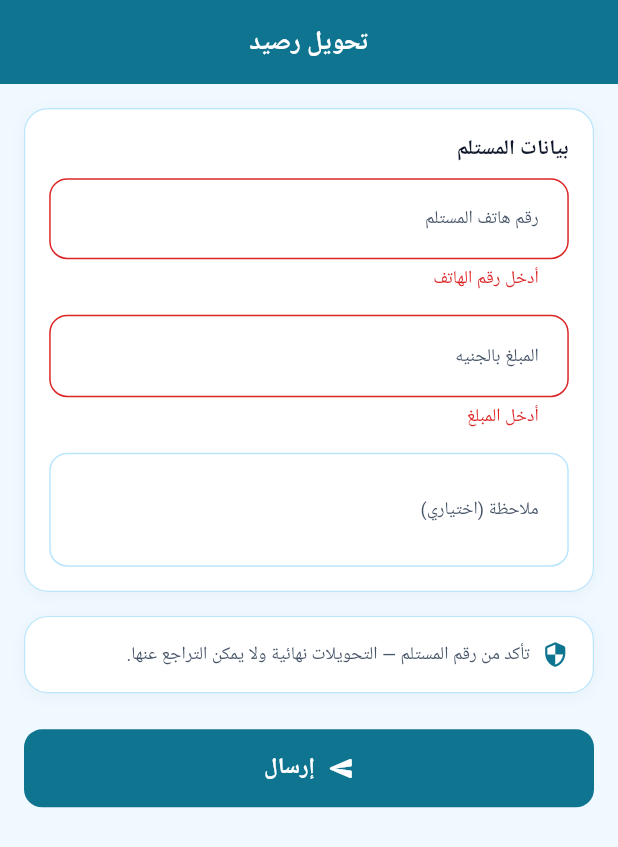
After one commit to OmarlZanaty/fythaniya, a Flutter app: the TransferScreen screen opened by its route, after a tap on "إرسال", on a phone screen of 412 x 824 dp. The commit adds this screen. Shown: the top 847 px of the screen. Run offline on Flutter 3.47's test engine with Material 3 defaults, Android fonts, the phone set to English and light mode, and no system bars; our stand-ins replace badges, dio, equatable, fl_chart, flutter_bloc, flutter_secure_storage and 4 more; accounts and stored records are empty; Roboto replaces fonts that are missing (Cairo).

Commit message:
feature/update

```diff
--- a/fythaniya/lib/core/constants/constants.dart
+++ b/fythaniya/lib/core/constants/constants.dart
@@ -25,6 +25,8 @@ class AppRoutes {
   static const String txList     = '/transactions';
   static const String notifs     = '/notifications';
   static const String wallet     = '/wallet';
+  static const String walletTopup    = '/wallet/topup';
+  static const String walletTransfer = '/wallet/transfer';
   static const String rewards    = '/rewards';
   static const String profile    = '/profile';
   static const String editProf   = '/profile/edit';
--- a/fythaniya/lib/data/models/models.dart
+++ b/fythaniya/lib/data/models/models.dart
@@ -231,7 +231,7 @@ class VoucherModel {
     this.validUntil, required this.isActive, this.canRedeem=false});
   factory VoucherModel.fromJson(Map<String,dynamic> j) => VoucherModel(
     id: j['id'] as String, code: j['code'] as String,
-    discountPercent: (j['discountPercent'] as num).toDouble(),
+    discountPercent: double.tryParse((j['discountPercent']??'0').toString())??0,
     maxUses: j['maxUses'] as int, usedCount: j['usedCount'] as int,
     pointsCost: j['pointsCost'] as int,
     validUntil: j['validUntil']!=null?DateTime.tryParse(j['validUntil'] as String):null,
--- a/fythaniya/lib/main.dart
+++ b/fythaniya/lib/main.dart
@@ -61,6 +61,8 @@ class _FythaniyaAppState extends State<FythaniyaApp> {
         GoRoute(path: AppRoutes.txList,     builder: (_,__) => const TransactionsScreen()),
         GoRoute(path: AppRoutes.notifs,     builder: (_,__) => const NotificationsScreen()),
         GoRoute(path: AppRoutes.wallet,     builder: (_,__) => const WalletScreen()),
+        GoRoute(path: AppRoutes.walletTopup,    builder: (_,__) => const TopUpScreen()),
+        GoRoute(path: AppRoutes.walletTransfer, builder: (_,__) => const TransferScreen()),
         GoRoute(path: AppRoutes.rewards,    builder: (_,__) => const RewardsScreen()),
         GoRoute(path: AppRoutes.profile,    builder: (_,__) => const ProfileScreen()),
         GoRoute(path: AppRoutes.editProf,   builder: (_,__) => const EditProfileScreen()),
--- a/fythaniya/lib/presentation/screens/all_screens.dart
+++ b/fythaniya/lib/presentation/screens/all_screens.dart
@@ -8,6 +8,8 @@ export 'bill_payment/bill_screen.dart';
 export 'transactions/transactions_screen.dart';
 export 'notifications/notifications_screen.dart';
 export 'wallet/wallet_screen.dart';
+export 'wallet/topup_screen.dart';
+export 'wallet/transfer_screen.dart';
 export 'rewards/rewards_screen.dart';
 export 'profile/profile_screens.dart';
 export 'b2b/b2b_screens.dart';
--- /dev/null
+++ b/fythaniya/lib/presentation/screens/wallet/transfer_screen.dart
@@ -0,0 +1,146 @@
+import 'package:flutter/material.dart';
+import 'package:flutter/services.dart';
+import 'package:flutter_bloc/flutter_bloc.dart';
+import 'package:go_router/go_router.dart';
+import 'package:fythaniya/core/theme/app_theme.dart';
+import 'package:fythaniya/core/constants/constants.dart';
+import 'package:fythaniya/core/network/api_client.dart';
+import 'package:fythaniya/presentation/blocs/blocs.dart';
+import 'package:fythaniya/presentation/widgets/common/widgets.dart';
+
+class TransferScreen extends StatefulWidget {
+  const TransferScreen({super.key});
+  @override State<TransferScreen> createState() => _TransferScreenState();
+}
+
+class _TransferScreenState extends State<TransferScreen> {
+  final _phone = TextEditingController();
+  final _amount = TextEditingController();
+  final _note = TextEditingController();
+  final _form = GlobalKey<FormState>();
+  bool _loading = false;
+
+  @override
+  void dispose() { _phone.dispose(); _amount.dispose(); _note.dispose(); super.dispose(); }
+
+  Future<void> _submit() async {
+    if (!_form.currentState!.validate()) return;
+    final toPhone = _phone.text.trim();
+    final amount = double.parse(_amount.text.trim());
+    final note = _note.text.trim();
+
+    final confirmed = await showDialog<bool>(
+      context: context,
+      builder: (_) => AlertDialog(
+        backgroundColor: AppColors.surface,
+        title: const Text('تأكيد التحويل'),
+        content: Text('سيتم تحويل ${amount.toStringAsFixed(2)} ${S.egp} إلى $toPhone. هل أنت متأكد؟'),
+        actions: [
+          TextButton(onPressed: () => Navigator.pop(context, false), child: const Text(S.cancel)),
+          TextButton(onPressed: () => Navigator.pop(context, true), child: Text(S.confirm, style: const TextStyle(color: AppColors.primary, fontWeight: FontWeight.w700))),
+        ],
+      ),
+    );
+    if (confirmed != true) return;
+
+    setState(() => _loading = true);
+    try {
+      final res = await UserRepo().walletTransfer(toPhone: toPhone, amount: amount, note: note.isEmpty ? null : note);
+      if (!mounted) return;
+      context.read<WalletBloc>().add(WalletLoadEvent());
+      context.read<HomeBloc>().add(HomeRefreshEvent());
+      await showModalBottomSheet(
+        context: context, isDismissible: false, enableDrag: false,
+        builder: (_) => SuccessSheet(
+          title: 'تم التحويل',
+          subtitle: 'إلى ${res['recipientName'] ?? toPhone}\nالرصيد الجديد: ${(res['newBalance'] as double).toStringAsFixed(2)} ${S.egp}',
+          onDone: () { Navigator.pop(context); context.pop(); },
+        ),
+      );
+    } on ApiException catch (e) {
+      if (mounted) ScaffoldMessenger.of(context).showSnackBar(SnackBar(content: Text(e.message), backgroundColor: AppColors.error));
+    } catch (e) {
+      if (mounted) ScaffoldMessenger.of(context).showSnackBar(SnackBar(content: Text('فشل التحويل: $e'), backgroundColor: AppColors.error));
+    } finally {
+      if (mounted) setState(() => _loading = false);
+    }
+  }
+
+  @override
+  Widget build(BuildContext context) => Scaffold(
+    backgroundColor: AppColors.bg,
+    appBar: AppBar(title: const Text('تحويل رصيد')),
+    body: SafeArea(
+      child: Form(
+        key: _form,
+        child: ListView(
+          padding: const EdgeInsets.all(D.md),
+          children: [
+            AppCard(
+              padding: const EdgeInsets.all(D.md),
+              child: Column(crossAxisAlignment: CrossAxisAlignment.start, children: [
+                Text('بيانات المستلم', style: TS.bodyM),
+                const SizedBox(height: D.sm),
+                AppField(
+                  label: 'رقم هاتف المستلم',
+                  hint: S.phonePlch,
+                  ctrl: _phone,
+                  kb: TextInputType.phone,
+                  formatters: [FilteringTextInputFormatter.allow(RegExp(r'[0-9+]'))],
+                  validator: (v) {
+                    final s = (v ?? '').trim();
+                    if (s.isEmpty) return 'أدخل رقم الهاتف';
+                    if (!RegExp(r'^[0-9+]{7,15}$').hasMatch(s)) return S.invalidPhone;
+                    return null;
+                  },
+                ),
+                const SizedBox(height: D.md),
+                AppField(
+                  label: 'المبلغ بالجنيه',
+                  hint: 'مثال: 50',
+                  ctrl: _amount,
+                  kb: const TextInputType.numberWithOptions(decimal: true),
+                  formatters: [FilteringTextInputFormatter.allow(RegExp(r'[0-9.]'))],
+                  validator: (v) {
+                    final s = (v ?? '').trim();
+                    if (s.isEmpty) return 'أدخل المبلغ';
+                    final n = double.tryParse(s);
+                    if (n == null) return 'مبلغ غير صحيح';
+                    if (n < 5) return 'الحد الأدنى 5 ج.م';
+                    return null;
+                  },
+                ),
+                const SizedBox(height: D.md),
+                AppField(
+                  label: 'ملاحظة (اختياري)',
+                  hint: 'سبب التحويل',
+                  ctrl: _note,
+                  maxLines: 2,
+                ),
+              ]),
+            ),
+            const SizedBox(height: D.md),
+            AppCard(
+              padding: const EdgeInsets.all(D.md),
+              child: Row(children: [
+                Icon(Icons.security_rounded, color: AppColors.info, size: 18),
+                const SizedBox(width: 8),
+                Expanded(child: Text(
+                  'تأكد من رقم المستلم — التحويلات نهائية ولا يمكن التراجع عنها.',
+                  style: TS.cap.copyWith(color: AppColors.textSec),
+                )),
+              ]),
+            ),
+            const SizedBox(height: D.lg),
+            AppButton(
+              label: 'إرسال',
+              icon: Icons.send_rounded,
+              isLoading: _loading,
+              onPressed: _loading ? null : _submit,
+            ),
+          ],
+        ),
+      ),
+    ),
+  );
+}
--- a/fythaniya/lib/presentation/screens/wallet/wallet_screen.dart
+++ b/fythaniya/lib/presentation/screens/wallet/wallet_screen.dart
@@ -62,9 +62,9 @@ class _WalletContent extends StatelessWidget {
         Padding(
           padding: const EdgeInsets.symmetric(horizontal: D.md),
           child: Row(children: [
-            _QuickAction(icon: Icons.add_rounded, label: 'شحن', color: AppColors.primary, onTap: () {}),
+            _QuickAction(icon: Icons.add_rounded, label: 'شحن', color: AppColors.primary, onTap: () => context.push(AppRoutes.walletTopup)),
             const SizedBox(width: 12),
-            _QuickAction(icon: Icons.send_rounded, label: 'إرسال', color: AppColors.internet, onTap: () {}),
+            _QuickAction(icon: Icons.send_rounded, label: 'إرسال', color: AppColors.internet, onTap: () => context.push(AppRoutes.walletTransfer)),
             const SizedBox(width: 12),
             _QuickAction(icon: Icons.history_rounded, label: 'السجل', color: AppColors.telecom, onTap: () => context.push(AppRoutes.txList)),
             const SizedBox(width: 12),
```
Also changed, not shown: fythaniya/lib/core/network/api_client.dart (+18 -0 lines), fythaniya/lib/presentation/screens/wallet/topup_screen.dart (added, +115 -0 lines).
